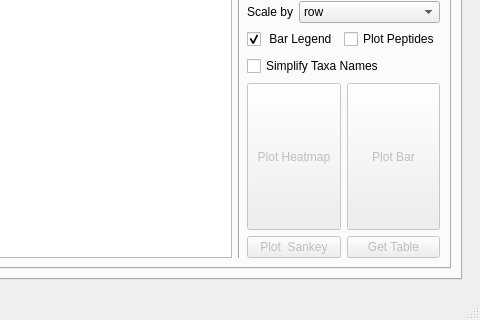
Before: the Qt Designer form utils/MetaX_GUI/MainWindow.ui in byemaxx/MetaX, drawn with Qt 5; both pictures show x 568 to 1048 and y 274 to 594 of the 1048 by 594 pixel window.
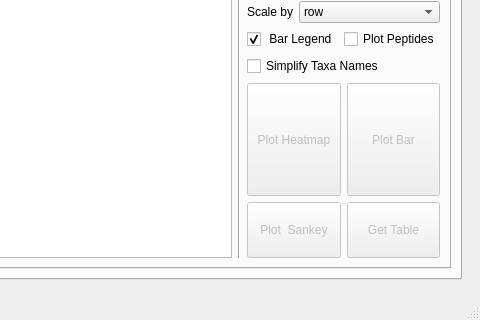
After: the same form once the commit is applied. The open tabs and pages were chosen to show the change.

Commit message: - Change: improved the UI of Button in heatmap part.

Diff of the .ui file:
```diff
--- a/utils/MetaX_GUI/MainWindow.ui
+++ b/utils/MetaX_GUI/MainWindow.ui
@@ -2590,9 +2590,41 @@
                   </property>
                  </widget>
                 </item>
-                <item row="9" column="9">
-                 <layout class="QHBoxLayout" name="horizontalLayout_33">
-                  <item>
+                <item row="9" column="9" rowspan="2">
+                 <layout class="QGridLayout" name="gridLayout_39">
+                  <item row="2" column="1">
+                   <widget class="QPushButton" name="pushButton_basic_heatmap_get_table">
+                    <property name="enabled">
+                     <bool>false</bool>
+                    </property>
+                    <property name="sizePolicy">
+                     <sizepolicy hsizetype="Preferred" vsizetype="Preferred">
+                      <horstretch>0</horstretch>
+                      <verstretch>0</verstretch>
+                     </sizepolicy>
+                    </property>
+                    <property name="text">
+                     <string>Get Table</string>
+                    </property>
+                   </widget>
+                  </item>
+                  <item row="2" column="0">
+                   <widget class="QPushButton" name="pushButton_basic_heatmap_sankey_plot">
+                    <property name="enabled">
+                     <bool>false</bool>
+                    </property>
+                    <property name="sizePolicy">
+                     <sizepolicy hsizetype="Preferred" vsizetype="Preferred">
+                      <horstretch>0</horstretch>
+                      <verstretch>0</verstretch>
+                     </sizepolicy>
+                    </property>
+                    <property name="text">
+                     <string>Plot  Sankey</string>
+                    </property>
+                   </widget>
+                  </item>
+                  <item row="0" column="0" rowspan="2">
                    <widget class="QPushButton" name="pushButton_basic_heatmap_plot">
                     <property name="enabled">
                      <bool>false</bool>
@@ -2608,7 +2640,7 @@
                     </property>
                    </widget>
                   </item>
-                  <item>
+                  <item row="0" column="1" rowspan="2">
                    <widget class="QPushButton" name="pushButton_basic_bar_plot">
                     <property name="enabled">
                      <bool>false</bool>
@@ -2626,42 +2658,6 @@
                   </item>
                  </layout>
                 </item>
-                <item row="10" column="9">
-                 <layout class="QHBoxLayout" name="horizontalLayout_34">
-                  <item>
-                   <widget class="QPushButton" name="pushButton_basic_heatmap_sankey_plot">
-                    <property name="enabled">
-                     <bool>false</bool>
-                    </property>
-                    <property name="sizePolicy">
-                     <sizepolicy hsizetype="Preferred" vsizetype="Preferred">
-                      <horstretch>0</horstretch>
-                      <verstretch>0</verstretch>
-                     </sizepolicy>
-                    </property>
-                    <property name="text">
-                     <string>Plot  Sankey</string>
-                    </property>
-                   </widget>
-                  </item>
-                  <item>
-                   <widget class="QPushButton" name="pushButton_basic_heatmap_get_table">
-                    <property name="enabled">
-                     <bool>false</bool>
-                    </property>
-                    <property name="sizePolicy">
-                     <sizepolicy hsizetype="Preferred" vsizetype="Preferred">
-                      <horstretch>0</horstretch>
-                      <verstretch>0</verstretch>
-                     </sizepolicy>
-                    </property>
-                    <property name="text">
-                     <string>Get Table</string>
-                    </property>
-                   </widget>
-                  </item>
-                 </layout>
-                </item>
                </layout>
               </widget>
               <widget class="QWidget" name="tab_10">
```
Left out of the diff: 832 changed lines with no effect on the pictures. The commit also changes 4 other files.
